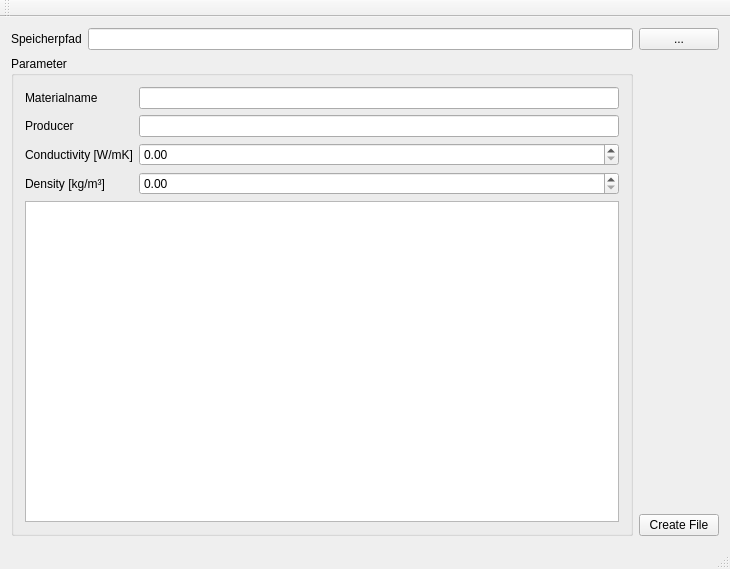
Old version of the form PCMMaterialGenerator/src/MainWindow.ui in the repository Arombolosh/PCMMaterialGenerator.
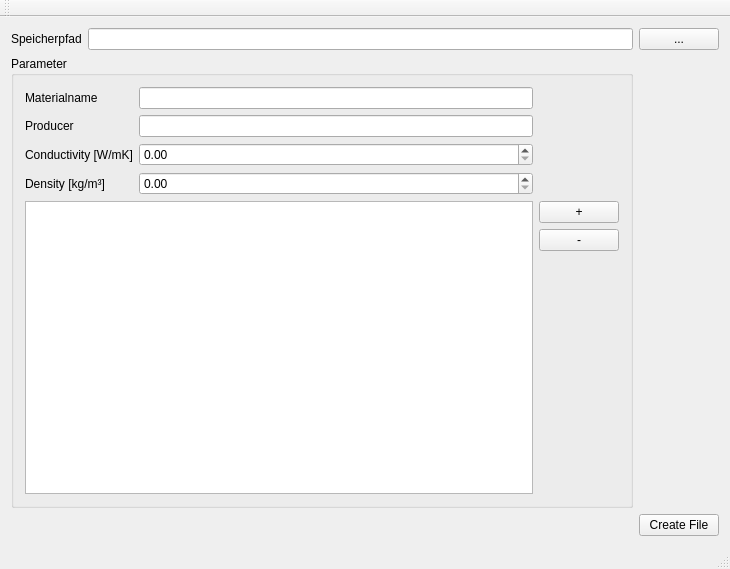
New version of the form.

Commit message: Table add row delete row added

Patch:
```diff
--- a/PCMMaterialGenerator/src/MainWindow.ui
+++ b/PCMMaterialGenerator/src/MainWindow.ui
@@ -22,9 +22,6 @@
       </property>
      </widget>
     </item>
-    <item row="0" column="1">
-     <widget class="QLineEdit" name="lineEdit_M6File"/>
-    </item>
     <item row="0" column="2">
      <widget class="QPushButton" name="pushButton_M6File">
       <property name="text">
@@ -45,9 +42,6 @@
          </property>
         </widget>
        </item>
-       <item row="4" column="0" colspan="2">
-        <widget class="QTableWidget" name="tableWidget"/>
-       </item>
        <item row="0" column="0">
         <widget class="QLabel" name="label_4">
          <property name="text">
@@ -55,16 +49,29 @@
          </property>
         </widget>
        </item>
-       <item row="0" column="1">
-        <widget class="QLineEdit" name="lineEdit_Filename"/>
+       <item row="6" column="2">
+        <spacer name="verticalSpacer_2">
+         <property name="orientation">
+          <enum>Qt::Vertical</enum>
+         </property>
+         <property name="sizeHint" stdset="0">
+          <size>
+           <width>20</width>
+           <height>40</height>
+          </size>
+         </property>
+        </spacer>
        </item>
-       <item row="3" column="0">
-        <widget class="QLabel" name="label_2">
+       <item row="4" column="2">
+        <widget class="QPushButton" name="pushButton_AddRow">
          <property name="text">
-          <string>Density [kg/m³]</string>
+          <string>+</string>
          </property>
         </widget>
        </item>
+       <item row="4" column="0" rowspan="4" colspan="2">
+        <widget class="QTableWidget" name="tableWidget"/>
+       </item>
        <item row="1" column="0">
         <widget class="QLabel" name="label_5">
          <property name="text">
@@ -72,8 +79,15 @@
          </property>
         </widget>
        </item>
-       <item row="1" column="1">
-        <widget class="QLineEdit" name="lineEdit_Producer"/>
+       <item row="3" column="0">
+        <widget class="QLabel" name="label_2">
+         <property name="text">
+          <string>Density [kg/m³]</string>
+         </property>
+        </widget>
+       </item>
+       <item row="0" column="1">
+        <widget class="QLineEdit" name="lineEdit_Filename"/>
        </item>
        <item row="3" column="1">
         <widget class="QDoubleSpinBox" name="doubleSpinBox_Rho"/>
@@ -81,9 +95,22 @@
        <item row="2" column="1">
         <widget class="QDoubleSpinBox" name="doubleSpinBox_Lambda"/>
        </item>
+       <item row="1" column="1">
+        <widget class="QLineEdit" name="lineEdit_Producer"/>
+       </item>
+       <item row="5" column="2">
+        <widget class="QPushButton" name="pushButton_DeleteRow">
+         <property name="text">
+          <string>-</string>
+         </property>
+        </widget>
+       </item>
       </layout>
      </widget>
     </item>
+    <item row="0" column="1">
+     <widget class="QLineEdit" name="lineEdit_M6File"/>
+    </item>
     <item row="1" column="2">
      <spacer name="verticalSpacer">
       <property name="orientation">
@@ -97,13 +124,26 @@
       </property>
      </spacer>
     </item>
-    <item row="2" column="2">
+    <item row="3" column="2">
      <widget class="QPushButton" name="pushButton_Create">
       <property name="text">
        <string>Create File</string>
       </property>
      </widget>
     </item>
+    <item row="3" column="0" colspan="2">
+     <spacer name="horizontalSpacer">
+      <property name="orientation">
+       <enum>Qt::Horizontal</enum>
+      </property>
+      <property name="sizeHint" stdset="0">
+       <size>
+        <width>40</width>
+        <height>20</height>
+       </size>
+      </property>
+     </spacer>
+    </item>
    </layout>
   </widget>
   <widget class="QMenuBar" name="menuBar">
```
The commit also changes 2 other files.
